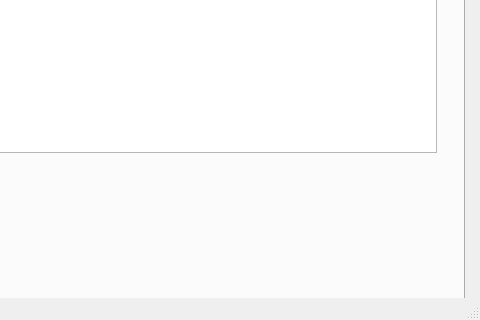
This is student_manager/mainwindow.ui in shedeed1/student_manager as Qt 5 draws it before an edit; both pictures show x 816 to 1296 and y 391 to 711 of the 1296 by 711 pixel window. The edited form follows.
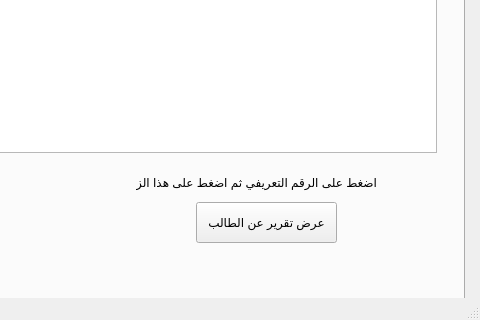
This is the edited form.

What changed in the file:
```diff
--- a/student_manager/mainwindow.ui
+++ b/student_manager/mainwindow.ui
@@ -547,6 +547,32 @@
        <string>عرض تقرير</string>
       </property>
      </widget>
+     <widget class="QLabel" name="label_10">
+      <property name="geometry">
+       <rect>
+        <x>930</x>
+        <y>510</y>
+        <width>241</width>
+        <height>20</height>
+       </rect>
+      </property>
+      <property name="text">
+       <string>اضغط على الرقم التعريفي ثم اضغط على هذا الزر</string>
+      </property>
+     </widget>
+     <widget class="QPushButton" name="pushButton_8">
+      <property name="geometry">
+       <rect>
+        <x>990</x>
+        <y>540</y>
+        <width>141</width>
+        <height>41</height>
+       </rect>
+      </property>
+      <property name="text">
+       <string>عرض تقرير عن الطالب</string>
+      </property>
+     </widget>
     </widget>
    </widget>
   </widget>
```
